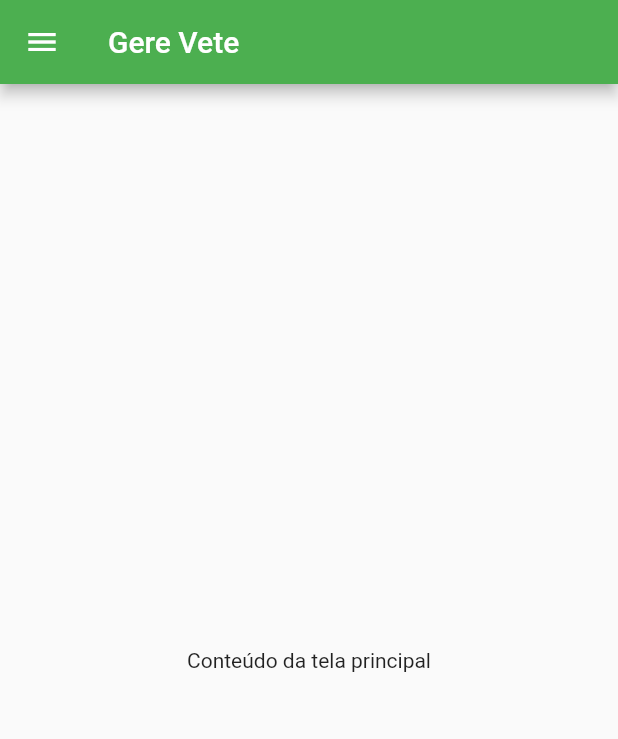
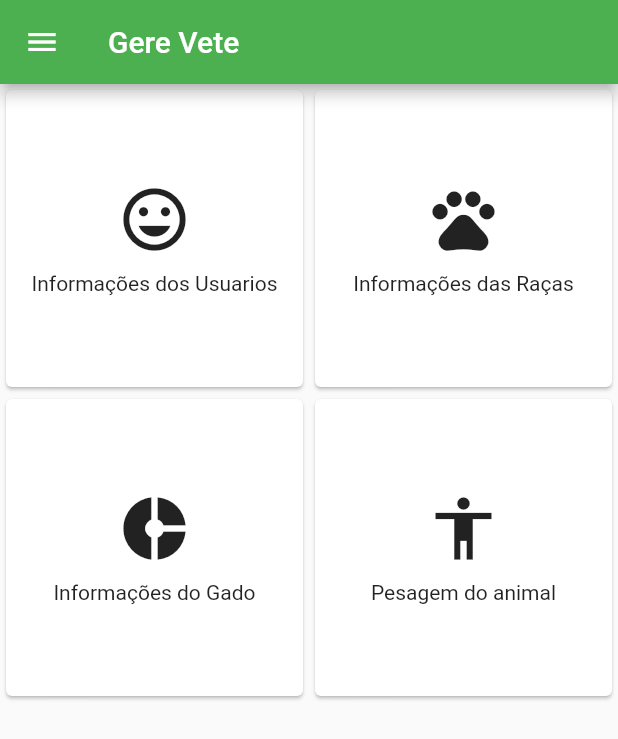
Before and after one commit to ifpr-paranavai/app_veterinaria_gado, a Flutter app: the MenuLateral screen opened directly with empty values, on a phone screen of 412 x 824 dp. Shown: the top 739 px of the screen. Run offline on Flutter 3.47's test engine with Material 2 defaults, Android fonts, the light colour scheme and no system bars; our stand-ins replace brasil_fields, sqflite; accounts and stored records are empty.

Commit message:
icones navegaveis tela inicial

```diff
--- a/lib/Pages/MenuLateral.dart
+++ b/lib/Pages/MenuLateral.dart
@@ -29,6 +29,15 @@ class _MenuLateralState extends State<MenuLateral> {
     super.initState();
     _farm = widget.farm;
   }
+
+  // Lista de quadrados com ícone de boi
+  final List<Map<String, dynamic>> boiItems = [
+    {'title': 'Informações dos Usuarios', 'icon': Icons.insert_emoticon},
+    {'title': 'Informações das Raças', 'icon': Icons.pets},
+    {'title': 'Informações do Gado', 'icon': Icons.donut_small},
+    {'title': 'Pesagem do animal', 'icon': Icons.accessibility},
+    // Adicione mais itens de acordo com suas necessidades
+  ];
 
   @override
   Widget build(BuildContext context) {
@@ -122,9 +131,75 @@ class _MenuLateralState extends State<MenuLateral> {
       ),
       body: Container(
         child: Center(
-          child: Text('Conteúdo da tela principal'),
+          child: GridView.builder(
+            gridDelegate: SliverGridDelegateWithFixedCrossAxisCount(
+              crossAxisCount: 2, // Defina o número de colunas desejado
+            ),
+            itemCount: boiItems.length,
+            itemBuilder: (context, index) {
+              return GestureDetector(
+                onTap: () {
+                  // Ação a ser executada quando o quadrado for clicado
+                  _onBoiItemClicked(index);
+                },
+                child: Card(
+                  child: Center(
+                    child: Column(
+                      mainAxisAlignment: MainAxisAlignment.center,
+                      children: [
+                        Icon(
+                          boiItems[index]['icon'],
+                          size: 50,
+                        ),
+                        SizedBox(height: 10),
+                        Text(
+                          boiItems[index]['title'],
+                          textAlign: TextAlign.center,
+                        ),
+                      ],
+                    ),
+                  ),
+                ),
+              );
+            },
+          ),
         ),
       ),
     );
   }
+
+  void _onBoiItemClicked(int index) {
+    // Ação a ser executada quando um quadrado for clicado
+    switch (index) {
+      case 0:
+        Navigator.push(
+          context,
+          MaterialPageRoute(builder: (context) => UserList()),
+        );
+        break;
+      case 1:
+        Navigator.push(
+          context,
+          MaterialPageRoute(builder: (context) => BreedList()),
+        );
+        break;
+      case 2:
+        Navigator.push(
+          context,
+          MaterialPageRoute(builder: (context) => GadoList(farm: _farm)),
+        );
+        break;
+      case 3:
+        Navigator.push(
+          context,
+          MaterialPageRoute(
+              builder: (context) => ListagemPesagemAnimal(farm: _farm)),
+        );
+        break;
+      // Adicione mais casos de acordo com os itens adicionados acima
+      default:
+        // Caso nenhum tratamento específico seja necessário
+        break;
+    }
+  }
 }
--- a/pubspec.yaml
+++ b/pubspec.yaml
@@ -44,12 +44,14 @@ dependencies:
   flutter_staggered_grid_view:
   shared_preferences:
   brasil_fields: ^1.10.0
+  table_calendar: ^2.3.3
   # firebase_core:
   # firebase_auth:
 
 dev_dependencies:
   flutter_test:
     sdk: flutter
+  table_calendar: ^2.3.3
 
   # The "flutter_lints" package below contains a set of recommended lints to
   # encourage good coding practices. The lint set provided by the package is
```
Also changed, not shown: pubspec.lock.
